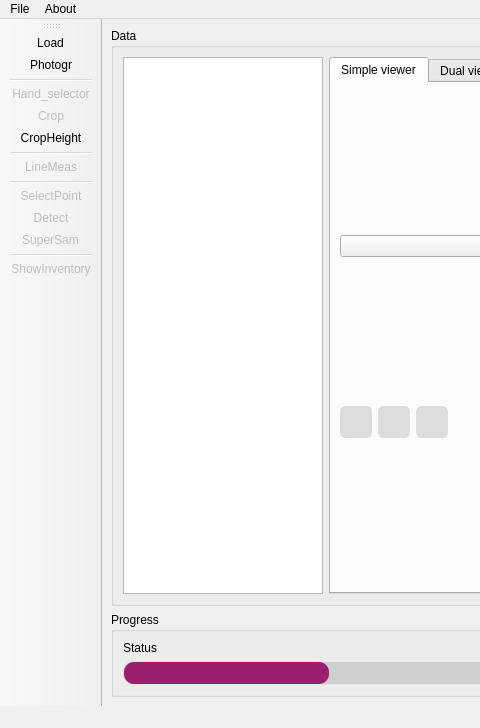
First picture: the form in ui/volume.ui, repository s-du/SkyStock, before the edit; both pictures show x 0 to 480 and y 0 to 728 of the 1003 by 728 pixel window.
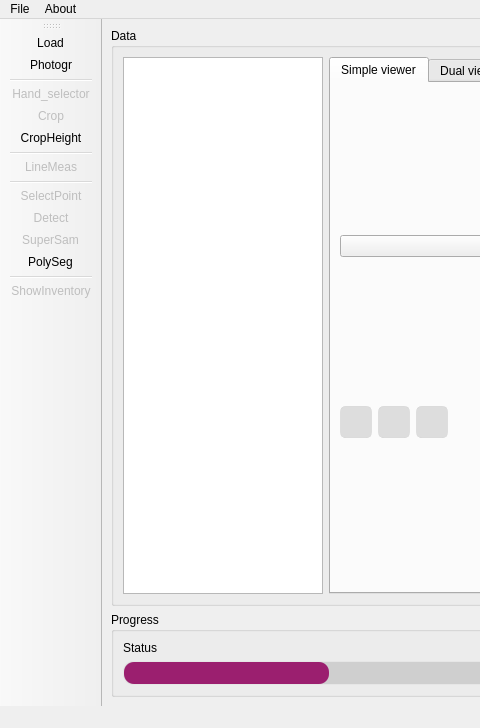
Second picture: the form after the edit.

What changed in the file:
```diff
--- a/ui/volume.ui
+++ b/ui/volume.ui
@@ -376,6 +376,7 @@
    <addaction name="actionSelectPoint"/>
    <addaction name="actionDetect"/>
    <addaction name="actionSuperSam"/>
+   <addaction name="actionPolySeg"/>
    <addaction name="separator"/>
    <addaction name="actionShowInventory"/>
   </widget>
@@ -493,6 +494,11 @@
     <string>Create point cloud from images</string>
    </property>
   </action>
+  <action name="actionPolySeg">
+   <property name="text">
+    <string>PolySeg</string>
+   </property>
+  </action>
  </widget>
  <resources/>
  <connections/>
```
